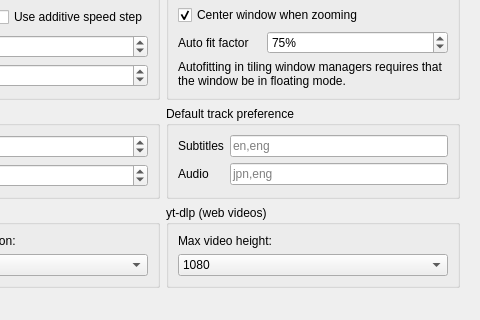
Old version of the form src/settingswindow.ui in the repository mpc-qt/mpc-qt; both pictures show x 416 to 896 and y 94 to 414 of the 896 by 638 pixel window.
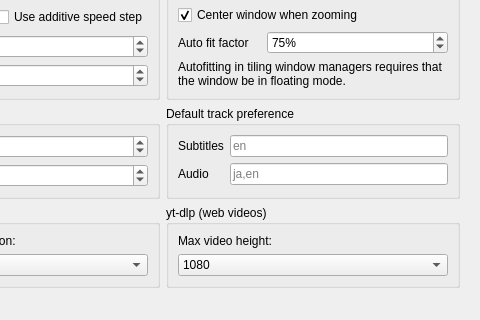
New version of the form. The open tabs and pages were chosen to show the change.

Commit message:
settingswindow: Don't use three-letter codes as placeholder track languages
mpv reports two-letter codes (instead of three) when they exist, so
those three-letter codes would get ignored.

```diff
--- a/src/settingswindow.ui
+++ b/src/settingswindow.ui
@@ -1333,7 +1333,7 @@
               <item row="0" column="1">
                <widget class="QLineEdit" name="playbackSubtitleTracks">
                 <property name="placeholderText">
-                 <string notr="true">en,eng</string>
+                 <string notr="true">en</string>
                 </property>
                </widget>
               </item>
@@ -1347,7 +1347,7 @@
               <item row="1" column="1">
                <widget class="QLineEdit" name="playbackAudioTracks">
                 <property name="placeholderText">
-                 <string notr="true">jpn,eng</string>
+                 <string notr="true">ja,en</string>
                 </property>
                </widget>
               </item>
```
